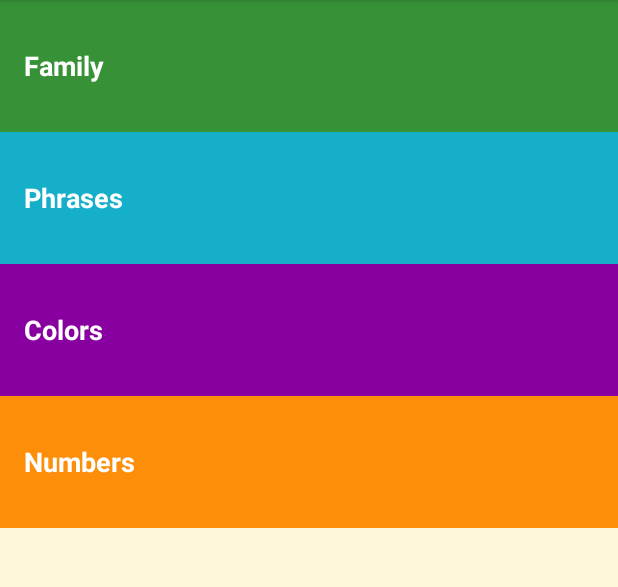
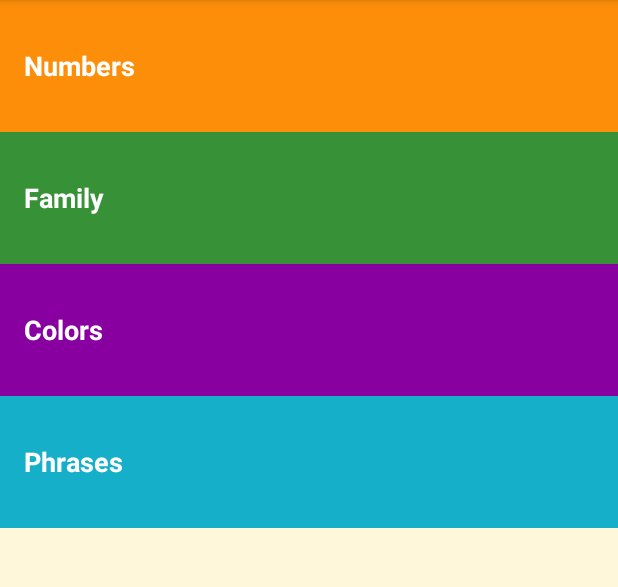
Before and after one commit to AnkitSharma455/Miwok, an Android app: the screen it shows after launch (MainActivity), on a phone screen of 412 x 824 dp, the part 84-671 px from its top. Run offline under Robolectric (Android 15) with nearby library versions, the phone set to English and light mode, and no system bars.

Commit message:
Pressed state - Ripple animation onClick added

```diff
--- a/app/src/main/res/layout/activity_main.xml
+++ b/app/src/main/res/layout/activity_main.xml
@@ -8,29 +8,51 @@
     tools:context=".MainActivity"
     android:background="@color/tan_background">
 
+    <FrameLayout
+        android:layout_width="match_parent"
+        android:layout_height="wrap_content"
+        android:background="@color/category_numbers">
         <TextView
-        android:text="@string/category_family"
-        android:background="@color/category_family"
+            android:id="@+id/numbers"
             style="@style/CategoryStyle"
+            android:background="?android:attr/selectableItemBackground"
+            android:text="@string/category_numbers" />
+    </FrameLayout>
+
+    <!-- Family category -->
+    <FrameLayout
+        android:layout_width="match_parent"
+        android:layout_height="wrap_content"
+        android:background="@color/category_family">
+        <TextView
             android:id="@+id/family"
-        />
+            style="@style/CategoryStyle"
+            android:background="?android:attr/selectableItemBackground"
+            android:text="@string/category_family" />
+    </FrameLayout>
+
+    <!-- Colors category -->
+    <FrameLayout
+        android:layout_width="match_parent"
+        android:layout_height="wrap_content"
+        android:background="@color/category_colors">
         <TextView
-        android:text="@string/category_phrases"
-        android:background="@color/category_phrases"
+            android:id="@+id/colors"
             style="@style/CategoryStyle"
+            android:background="?android:attr/selectableItemBackground"
+            android:text="@string/category_colors" />
+    </FrameLayout>
+
+    <!-- Phrases category -->
+    <FrameLayout
+        android:layout_width="match_parent"
+        android:layout_height="wrap_content"
+        android:background="@color/category_phrases">
+        <TextView
             android:id="@+id/phrases"
-        />
-    <TextView
-        android:text="@string/category_colors"
-        android:background="@color/category_colors"
             style="@style/CategoryStyle"
-        android:id="@+id/colors"
-        />
-    <TextView
-        android:text="@string/category_numbers"
-        android:background="@color/category_numbers"
-        style="@style/CategoryStyle"
-        android:id="@+id/numbers"
-        />
+            android:background="?android:attr/selectableItemBackground"
+            android:text="@string/category_phrases" />
+    </FrameLayout>
 
 </LinearLayout>
--- a/app/src/main/res/layout/word_list.xml
+++ b/app/src/main/res/layout/word_list.xml
@@ -5,4 +5,5 @@
     android:orientation="vertical"
     android:layout_width="match_parent"
     android:layout_height="match_parent"
+    android:drawSelectorOnTop="true"
     tools:context="com.example.miwok.NumbersActivity"/>
```
Lines whose indentation alone changed are shown as unchanged.
